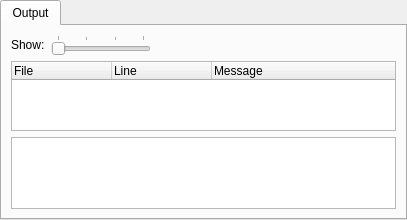
First picture: the form in addons/katebuild-plugin/build.ui, repository KDE/kate, before the edit.
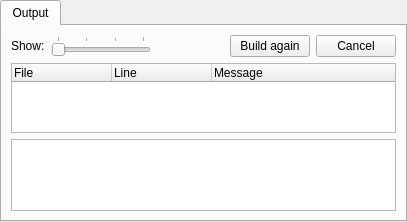
Second picture: the form after the edit.

Commit message:
build plugin: add "Build again" and "Cancel build" buttons to the build tab.
Reviewed here: https://git.reviewboard.kde.org/r/115323/

On the merged "Output" tab, there are now
- a status label, which shows which target is currently being built
- a "Build again" button, to build the same target again
- a "Cancel" button, to cancel the current build

Alex

Patch:
```diff
--- a/addons/katebuild-plugin/build.ui
+++ b/addons/katebuild-plugin/build.ui
@@ -87,6 +87,27 @@
            </property>
           </spacer>
          </item>
+         <item>
+          <widget class="QLabel" name="buildStatusLabel">
+           <property name="text">
+            <string/>
+           </property>
+          </widget>
+         </item>
+         <item>
+          <widget class="QPushButton" name="buildAgainButton">
+           <property name="text">
+            <string>Build again</string>
+           </property>
+          </widget>
+         </item>
+         <item>
+          <widget class="QPushButton" name="cancelBuildButton">
+           <property name="text">
+            <string>Cancel</string>
+           </property>
+          </widget>
+         </item>
         </layout>
        </item>
        <item>
```
The commit also changes 2 other files.
